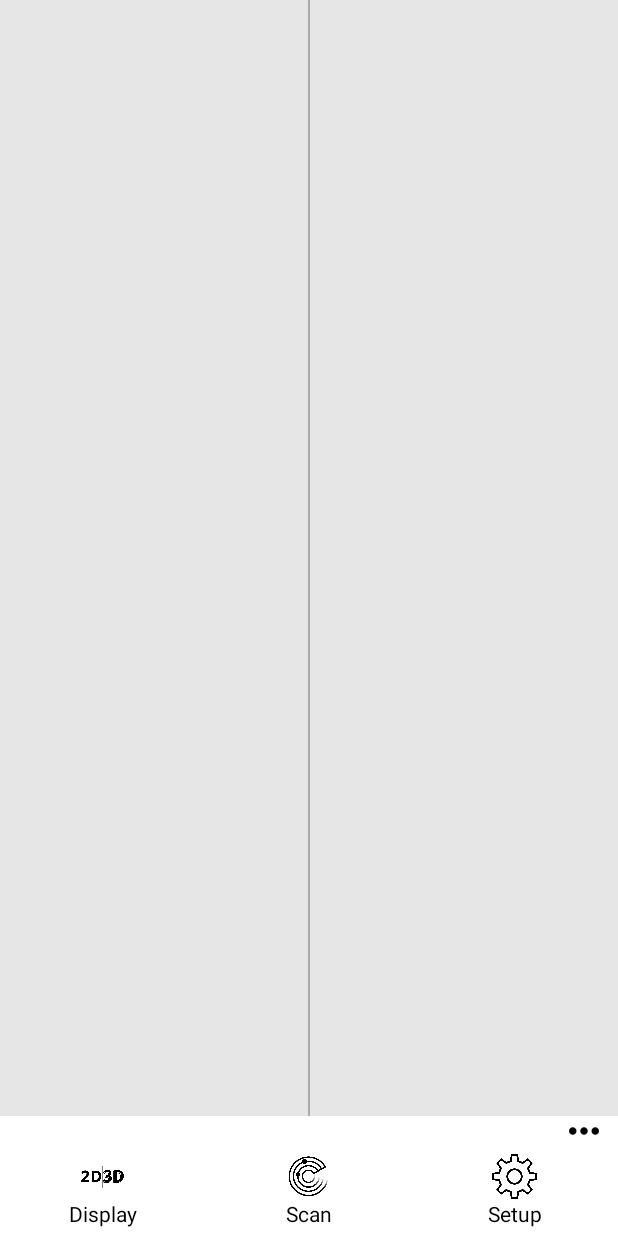
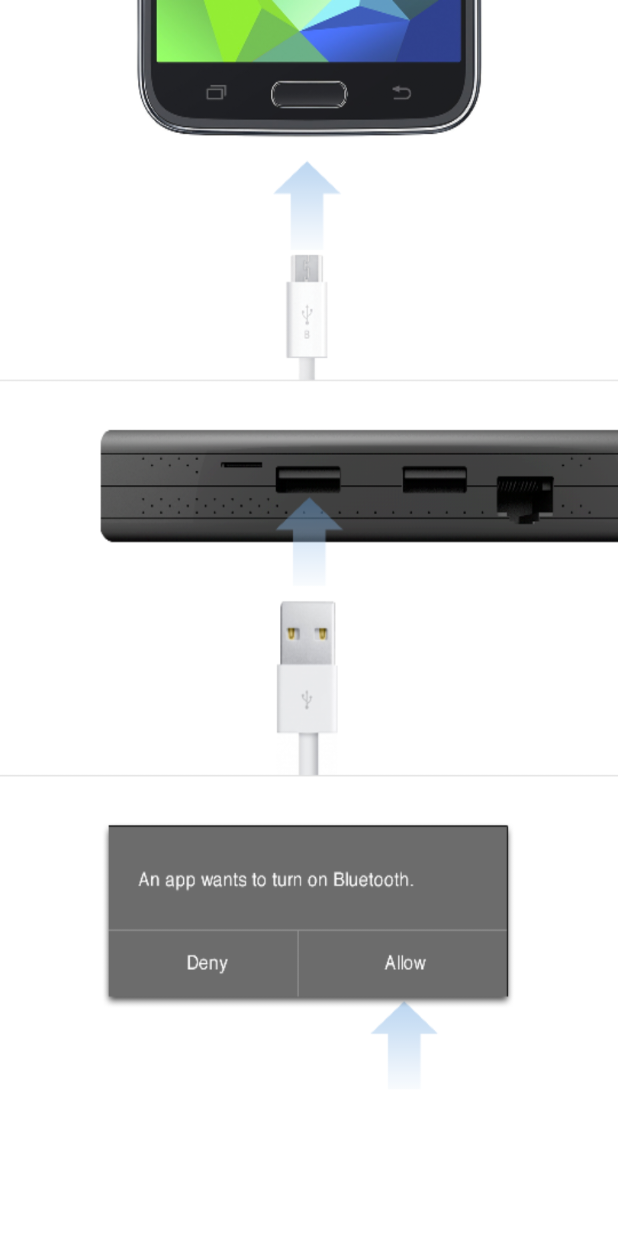
Before and after one commit to seespace/androidairmote, an Android app: the screen it shows after launch (MainActivity), on a phone screen of 412 x 824 dp. Run offline under Robolectric (Android 15) with nearby library versions, the phone set to English and light mode, and no system bars.

Commit message:
* fix bitmap image
Change-Id: Iae02f335b1514554cf6c1af1039c2f5a4cf5b988

```diff
--- a/src/main/java/tv/inair/airmote/Application.java
+++ b/src/main/java/tv/inair/airmote/Application.java
@@ -15,6 +15,8 @@ import tv.inair.airmote.connection.SocketClient;
  * <p>Copyright (c) 2014 SeeSpace.co. All rights reserved.</p>
  */
 public class Application extends android.app.Application {
+
+  public static final String FIRST_TIME_KEY = "#first_time";
 
   private static SocketClient mSocketClient;
   public static SocketClient getSocketClient() {
--- a/src/main/java/tv/inair/airmote/MainActivity.java
+++ b/src/main/java/tv/inair/airmote/MainActivity.java
@@ -32,6 +32,8 @@ import android.support.v4.app.FragmentTransaction;
 
 public class MainActivity extends FragmentActivity {
 
+  MainFragment fragment;
+
   @Override
   protected void onCreate(Bundle savedInstanceState) {
     super.onCreate(savedInstanceState);
@@ -39,9 +41,16 @@ public class MainActivity extends FragmentActivity {
 
     if (savedInstanceState == null) {
       FragmentTransaction transaction = getSupportFragmentManager().beginTransaction();
-      MainFragment fragment = new MainFragment();
+      fragment = new MainFragment();
       transaction.replace(R.id.fragment, fragment);
       transaction.commit();
     }
   }
+
+  @Override
+  public void onBackPressed() {
+    if (!fragment.onBackPressed()) {
+      super.onBackPressed();
+    }
+  }
 }
--- a/src/main/java/tv/inair/airmote/MainFragment.java
+++ b/src/main/java/tv/inair/airmote/MainFragment.java
@@ -15,15 +15,16 @@ import android.util.Log;
 import android.view.LayoutInflater;
 import android.view.View;
 import android.view.ViewGroup;
+import android.view.ViewTreeObserver;
+import android.widget.ImageView;
 import android.widget.Toast;
-
-import java.util.Arrays;
 
 import tv.inair.airmote.connection.BTAdapter;
 import tv.inair.airmote.connection.OnEventReceived;
 import tv.inair.airmote.connection.OnSocketStateChanged;
 import tv.inair.airmote.remote.GestureControl;
 import tv.inair.airmote.remote.Proto;
+import tv.inair.airmote.utils.BitmapHelper;
 
 /**
  * <p>
@@ -51,8 +52,9 @@ public class MainFragment extends Fragment implements OnEventReceived, OnSocketS
     Application.getSocketClient().addSocketStateChangedListener(this);
 
     if (Application.getSocketClient().isConnected()) {
-      Toast.makeText(getActivity(), "Connected " + Application.getSocketClient().getDisplayName(), Toast.LENGTH_SHORT)
-          .show();
+      Toast.makeText(getActivity(), "Connected " + Application.getSocketClient().getDisplayName(), Toast.LENGTH_SHORT).show();
+    } else {
+      Application.getSocketClient().reconnectToLastDevice();
     }
 
     setupListener();
@@ -68,8 +70,10 @@ public class MainFragment extends Fragment implements OnEventReceived, OnSocketS
   }
 
   private GestureControl mGestureControl;
+  private View mRootView;
   private View mControlView;
   private View mControlContainer;
+  private ImageView mGuideImage;
 
   @Override
   public void onViewCreated(View view,
@@ -77,9 +81,17 @@ public class MainFragment extends Fragment implements OnEventReceived, OnSocketS
       Bundle savedInstanceState) {
     super.onViewCreated(view, savedInstanceState);
 
-    mGestureControl = new GestureControl(getActivity(), view.findViewById(R.id.rootView));
+    mRootView = view.findViewById(R.id.rootView);
     mControlView = view.findViewById(R.id.controlView);
     mControlContainer = view.findViewById(R.id.controlContainer);
+    mGuideImage = ((ImageView) view.findViewById(R.id.imageView));
+
+    final ImageView moreBtn = ((ImageView) view.findViewById(R.id.moreBtn));
+    final ImageView scan = ((ImageView) view.findViewById(R.id.scan));
+    final ImageView mode2d3d = ((ImageView) view.findViewById(R.id.mode2d3d));
+    final ImageView settings = ((ImageView) view.findViewById(R.id.settings));
+
+    mGestureControl = new GestureControl(getActivity(), mRootView);
 
     view.findViewById(R.id.moreBtn).setOnClickListener(new View.OnClickListener() {
       @Override
@@ -111,39 +123,40 @@ public class MainFragment extends Fragment implements OnEventReceived, OnSocketS
         hideControlView();
       }
     });
+
+    ViewTreeObserver vto = mRootView.getViewTreeObserver();
+    vto.addOnGlobalLayoutListener(new ViewTreeObserver.OnGlobalLayoutListener() {
+      @Override
+      public void onGlobalLayout() {
+        ViewTreeObserver obs = mRootView.getViewTreeObserver();
+        obs.removeOnGlobalLayoutListener(this);
+
+        BitmapHelper.loadImageIntoView(getResources(), R.drawable.remote_guide, mGuideImage);
+        BitmapHelper.loadImageIntoView(getResources(), R.drawable.more, moreBtn);
+        BitmapHelper.loadImageIntoView(getResources(), R.drawable.mode2d3d, mode2d3d);
+        BitmapHelper.loadImageIntoView(getResources(), R.drawable.scan, scan);
+        BitmapHelper.loadImageIntoView(getResources(), R.drawable.settings, settings);
+
+        if (!Application.getSettingsPreferences().contains(Application.FIRST_TIME_KEY)) {
+          mGuideImage.setVisibility(View.VISIBLE);
+          mOnSettingUp = true;
+          Application.getSettingsPreferences().edit().putBoolean(Application.FIRST_TIME_KEY, false).apply();
+        } else {
+          mOnSettingUp = false;
+          mGuideImage.setVisibility(View.GONE);
+        }
+
+        hideControlView();
+      }
+    });
   }
-
-  //  private CountDownTimer mTimer = new CountDownTimer(200, 200) {
-  //    @Override
-  //    public void onTick(long millisUntilFinished) {
-  //
-  //    }
-  //
-  //    @Override
-  //    public void onFinish() {
-  //      final View decorView = getActivity().getWindow().getDecorView();
-  //      // Hide both the navigation bar and the status bar.
-  //      // SYSTEM_UI_FLAG_FULLSCREEN is only available on Android 4.1 and higher, but as
-  //      // a general rule, you should design your app to hide the status bar whenever you
-  //      // hide the navigation bar.
-  //      int uiOptions = View.SYSTEM_UI_FLAG_FULLSCREEN | View.SYSTEM_UI_FLAG_HIDE_NAVIGATION;
-  //      decorView.setSystemUiVisibility(uiOptions);
-  //      if (!needStop) {
-  //        mTimer.start();
-  //      }
-  //    }
-  //  };
-  //
-  //  private boolean needStop = false;
 
   @Override
   public void onStart() {
     super.onStart();
     // If BT is not on, request that it be enabled.
-    // setupChat() will then be called during onActivityResult
     if (!adapter.isEnabled()) {
-      Intent enableIntent = new Intent(BluetoothAdapter.ACTION_REQUEST_ENABLE);
-      startActivityForResult(enableIntent, REQUEST_ENABLE_BT);
+      requestEnableBT();
     } else {
       tryToReconnectLastDevice();
     }
@@ -155,24 +168,15 @@ public class MainFragment extends Fragment implements OnEventReceived, OnSocketS
   public void onResume() {
     super.onResume();
     hideControlView();
-    //    needStop = false;
-    //    mTimer.start();
   }
-
-  //  @Override
-  //  public void onPause() {
-  //    needStop = true;
-  //    mTimer.cancel();
-  //    super.onPause();
-  //  }
 
   @Override
   public void onDestroy() {
     if (adapter.isDiscovering()) {
       adapter.cancelDiscovery();
     }
+    getActivity().unregisterReceiver(mUSBReceiver);
     getActivity().unregisterReceiver(mBluetoothReceiver);
-    getActivity().unregisterReceiver(mUSBReceiver);
     super.onDestroy();
   }
 
@@ -189,10 +193,12 @@ public class MainFragment extends Fragment implements OnEventReceived, OnSocketS
         break;
 
       case REQUEST_ENABLE_BT:
+        isRequesting = false;
         // When the request to enable Bluetooth returns
-        if (resultCode == Activity.RESULT_OK && !Application.getSocketClient().isConnected()) {
-          // Bluetooth is now enabled, so set up a chat session
-          discoverInAiR();
+        if (resultCode == Activity.RESULT_OK) {
+          if (mOnSettingUp) {
+            quickScanAndConnect();
+          }
         } else {
           isDiscovering = false;
           // User did not enable Bluetooth or an error occurred
@@ -200,6 +206,15 @@ public class MainFragment extends Fragment implements OnEventReceived, OnSocketS
           Toast.makeText(getActivity(), "Bluetooth not enabled", Toast.LENGTH_SHORT).show();
         }
     }
+  }
+
+  public boolean onBackPressed() {
+    if (mGuideImage.getVisibility() == View.VISIBLE) {
+      mGuideImage.setVisibility(View.GONE);
+      mOnSettingUp = false;
+      return true;
+    }
+    return false;
   }
   //endregion
 
@@ -225,7 +240,8 @@ public class MainFragment extends Fragment implements OnEventReceived, OnSocketS
   }
 
   private void handleScanDevices() {
-    Toast.makeText(getActivity(), "Not implemented yet", Toast.LENGTH_SHORT).show();
+    mOnSettingUp = false;
+    discoverInAiR();
   }
 
   private void switchDisplayMode() {
@@ -233,38 +249,97 @@ public class MainFragment extends Fragment implements OnEventReceived, OnSocketS
   }
 
   private void settingDevice() {
-    Toast.makeText(getActivity(), "Not implemented yet", Toast.LENGTH_SHORT).show();
+    Application.getSocketClient().disconnect();
+    if (adapter.isDiscovering()) {
+      adapter.cancelDiscovery();
+    }
+    setState(STATE_NONE);
+    mOnSettingUp = true;
+    mIsPC = false;
+    mGuideImage.setVisibility(View.VISIBLE);
+
+    if (!adapter.isEnabled()) {
+      requestEnableBT();
+    }
   }
   //endregion
 
-  private void setupListener() {
-    IntentFilter filter = new IntentFilter();
-    filter.addAction(Intent.ACTION_BATTERY_CHANGED);
-    getActivity().registerReceiver(mUSBReceiver, filter);
+  static final int STATE_NONE = 0;
+  static final int STATE_SCANNING = 1;
+  static final int STATE_CONNECTING = 2;
+  static final int STATE_CONNECTED = 3;
+
+  private int mState;
+
+  private void setState(int state) {
+    mState = state;
   }
 
+  private boolean mOnSettingUp = false;
+
+  private void setupListener() {
+    setState(STATE_NONE);
+
+    IntentFilter filter = new IntentFilter();
+    filter.addAction(Intent.ACTION_POWER_CONNECTED);
+    filter.addAction(Intent.ACTION_POWER_DISCONNECTED);
+    filter.addAction(Intent.ACTION_BATTERY_CHANGED);
+
+    getActivity().registerReceiver(mUSBReceiver, filter);
+
+    // Register for broadcasts when a device is discovered
+    filter = new IntentFilter();
+    filter.addAction(BluetoothDevice.ACTION_FOUND);
+    filter.addAction(BluetoothAdapter.ACTION_DISCOVERY_FINISHED);
+    getActivity().registerReceiver(mBluetoothReceiver, filter);
+  }
+
+  private boolean mUSBConnected = false;
+  private boolean mIsPC = false;
   private final BroadcastReceiver mUSBReceiver = new BroadcastReceiver() {
     @Override
     public void onReceive(Context context, Intent intent) {
       String action = intent.getAction();
       switch (action) {
-        case Intent.ACTION_BATTERY_CHANGED:
-          boolean isPC = intent.getIntExtra(BatteryManager.EXTRA_PLUGGED, -1) == BatteryManager.BATTERY_PLUGGED_USB;
-          if (isPC && !Application.getSocketClient().isConnected()) {
-            Toast.makeText(getActivity(), "Battery changed " + isPC, Toast.LENGTH_SHORT).show();
-            quickScanAndConnect();
+        case Intent.ACTION_POWER_CONNECTED: {
+          mUSBConnected = true;
+          Toast.makeText(getActivity(), "USB Connected", Toast.LENGTH_SHORT).show();
+          quickScanAndConnect();
+          break;
+        }
+
+        case Intent.ACTION_POWER_DISCONNECTED:
+          mUSBConnected = false;
+          adapter.cancelDiscovery();
+          if (mOnSettingUp) {
+            Toast.makeText(getActivity(), "Please connect this phone to inAiR device", Toast.LENGTH_LONG).show();
           }
           break;
+
+        case Intent.ACTION_BATTERY_CHANGED: {
+          mIsPC = intent.getIntExtra(BatteryManager.EXTRA_PLUGGED, -1) == BatteryManager.BATTERY_PLUGGED_USB;
+          quickScanAndConnect();
+          break;
+        }
       }
     }
   };
 
+  private boolean isRequesting = false;
+  private void requestEnableBT() {
+    if (isRequesting) {
+      return;
+    }
+    Intent i = new Intent(BluetoothAdapter.ACTION_REQUEST_ENABLE);
+    startActivityForResult(i, REQUEST_ENABLE_BT);
+  }
+
   private void quickScanAndConnect() {
-    // Register for broadcasts when a device is discovered
-    IntentFilter filter = new IntentFilter();
-    filter.addAction(BluetoothDevice.ACTION_FOUND);
-    filter.addAction(BluetoothAdapter.ACTION_DISCOVERY_FINISHED);
-    getActivity().registerReceiver(mBluetoothReceiver, filter);
+    if (!mIsPC || !mUSBConnected || !adapter.isEnabled()) {
+      return;
+    }
+
+    setState(STATE_SCANNING);
     adapter.startDiscovery();
   }
 
@@ -275,6 +350,9 @@ public class MainFragment extends Fragment implements OnEventReceived, OnSocketS
   private final BroadcastReceiver mBluetoothReceiver = new BroadcastReceiver() {
     @Override
     public void onReceive(Context context, Intent intent) {
+      if (!mOnSettingUp) {
+        return;
+      }
       String action = intent.getAction();
 
       // When discovery finds a device
@@ -285,20 +363,20 @@ public class MainFragment extends Fragment implements OnEventReceived, OnSocketS
           if (device.getName() == null) {
             return;
           }
-          System.out.println(device.getName() + " " + Arrays.toString(device.getUuids()));
-          Toast.makeText(getActivity(), "Found " + device.getName(), Toast.LENGTH_SHORT).show();
           boolean hasInAiR = BTAdapter.getInstance().checkIfInAiR(device.getUuids());
           boolean potentialInAiR = "inAiR".equals(device.getName());
-          if ((hasInAiR || potentialInAiR)) {
+          if (hasInAiR || potentialInAiR) {
             adapter.cancelDiscovery();
-            Toast.makeText(getActivity(), "Connecting " + device.getName() + " " + device.getAddress(), Toast.LENGTH_SHORT)
-                .show();
+//            Toast.makeText(getActivity(), "Connecting " + device.getAddress(), Toast.LENGTH_SHORT).show();
+            setState(STATE_CONNECTING);
             Application.getSocketClient().connectTo(device.getAddress());
           }
           break;
         }
         case BluetoothAdapter.ACTION_DISCOVERY_FINISHED:
-          System.out.println("FINISH");
+          if (mState < STATE_CONNECTING) {
+            Toast.makeText(getActivity(), "Have no inAiR around ", Toast.LENGTH_SHORT).show();
+          }
           break;
       }
     }
@@ -315,11 +393,13 @@ public class MainFragment extends Fragment implements OnEventReceived, OnSocketS
 
   private void discoverInAiR() {
     if (!adapter.isDiscovering() && !isDiscovering) {
-      //      isDiscovering = true;
-      //      System.out.println("MainActivity.discoverInAiR");
-      //      Intent i = new Intent(getActivity(), DeviceListActivity.class);
-      //      i.putExtra(DeviceListActivity.EXTRA_QUICK_CONNECT, true);
-      //      startActivityForResult(i, REQUEST_CONNECT_DEVICE_SECURE);
+      isDiscovering = true;
+      if (mOnSettingUp) {
+        adapter.startDiscovery();
+      } else {
+        Intent i = new Intent(getActivity(), DeviceListActivity.class);
+        startActivityForResult(i, REQUEST_CONNECT_DEVICE_SECURE);
+      }
     }
   }
   //endregion
@@ -350,17 +430,21 @@ public class MainFragment extends Fragment implements OnEventReceived, OnSocketS
   public void onStateChanged(boolean connect, String message) {
     System.out.println("MainFragment.onStateChanged " + connect + " " + message);
     if (!connect) {
-      if (!adapter.isEnabled()) {
-        Intent enableIntent = new Intent(BluetoothAdapter.ACTION_REQUEST_ENABLE);
-        startActivityForResult(enableIntent, REQUEST_ENABLE_BT);
-      } else if (!isDiscovering) {
-        tryToReconnectLastDevice();
+      if (mOnSettingUp) {
+        mOnSettingUp = false;
+        Toast.makeText(getActivity(), "Please try again" + message, Toast.LENGTH_SHORT).show();
       }
     } else {
-      Toast.makeText(getActivity(), "Connected " + message, Toast.LENGTH_SHORT).show();
-
-//      Intent i = new Intent(getActivity(), WifiListActivity.class);
-//      startActivity(i);
+      if (getActivity() != null) {
+        Toast.makeText(getActivity(), "Connected " + message, Toast.LENGTH_SHORT).show();
+        mGuideImage.setVisibility(View.GONE);
+        setState(STATE_CONNECTED);
+        if (mOnSettingUp) {
+          mOnSettingUp = false;
+          Intent i = new Intent(getActivity(), WifiListActivity.class);
+          startActivity(i);
+        }
+      }
     }
   }
 
--- a/src/main/java/tv/inair/airmote/connection/SocketClient.java
+++ b/src/main/java/tv/inair/airmote/connection/SocketClient.java
@@ -92,13 +92,13 @@ public class SocketClient {
   }
 
   public boolean reconnectToLastDevice() {
-//    if (!Application.getSettingsPreferences().contains(HOST_NAME_KEY)) {
-//      return false;
-//    }
-//    String lastHost = Application.getSettingsPreferences().getString(HOST_NAME_KEY, "");
-//    mDisplayName = Application.getSettingsPreferences().getString(DISPLAY_NAME_KEY, "");
-//    return connectTo(lastHost);
-    return false;
+    if (!Application.getSettingsPreferences().contains(HOST_NAME_KEY)) {
+      return false;
+    }
+    String lastHost = Application.getSettingsPreferences().getString(HOST_NAME_KEY, "");
+    mDisplayName = Application.getSettingsPreferences().getString(DISPLAY_NAME_KEY, "");
+    return connectTo(lastHost);
+//    return false;
   }
 
   public void reconnectToLastHost() {
--- /dev/null
+++ b/src/main/java/tv/inair/airmote/utils/BitmapHelper.java
@@ -0,0 +1,60 @@
+package tv.inair.airmote.utils;
+
+import android.content.res.Resources;
+import android.graphics.Bitmap;
+import android.graphics.BitmapFactory;
+import android.widget.ImageView;
+
+/**
+ * <p>
+ * Note this class is currently under early design and development.
+ * The API will likely change in later updates of the compatibility library,
+ * requiring changes to the source code of apps when they are compiled against the newer version.
+ * </p>
+ * <p/>
+ * <p>Copyright (c) 2015 SeeSpace.co. All rights reserved.</p>
+ */
+public class BitmapHelper {
+  public static int calculateInSampleSize(BitmapFactory.Options options, int reqWidth, int reqHeight) {
+    // Raw height and width of image
+    final int height = options.outHeight;
+    final int width = options.outWidth;
+    System.out.println("BitmapHelper.calculateInSampleSize " + width + " " + height + " " + reqWidth + " " + reqHeight);
+    int inSampleSize = 2;
+
+    if (height > reqHeight || width > reqWidth) {
+
+      final int halfHeight = height / 2;
+      final int halfWidth = width / 2;
+
+      // Calculate the largest inSampleSize value that is a power of 2 and keeps both
+      // height and width larger than the requested height and width.
+      while ((halfHeight / inSampleSize) > reqHeight
+             && (halfWidth / inSampleSize) > reqWidth) {
+        inSampleSize *= 2;
+      }
+    }
+
+    return inSampleSize;
+  }
+
+  public static Bitmap decodeSampledBitmapFromResource(Resources res, int resId, int reqWidth, int reqHeight) {
+
+    // First decode with inJustDecodeBounds=true to check dimensions
+    final BitmapFactory.Options options = new BitmapFactory.Options();
+    options.inJustDecodeBounds = true;
+    BitmapFactory.decodeResource(res, resId, options);
+
+    // Calculate inSampleSize
+    options.inSampleSize = calculateInSampleSize(options, reqWidth, reqHeight);
+
+    // Decode bitmap with inSampleSize set
+    options.inJustDecodeBounds = false;
+//    return Bitmap.createScaledBitmap(BitmapFactory.decodeResource(res, resId, options), reqWidth, reqHeight, true);
+    return BitmapFactory.decodeResource(res, resId, options);
+  }
+
+  public static void loadImageIntoView(Resources res, int resId, ImageView view) {
+    view.setImageBitmap(BitmapHelper.decodeSampledBitmapFromResource(res, resId, view.getWidth(), view.getHeight()));
+  }
+}
--- a/src/main/res/layout/fragment_main.xml
+++ b/src/main/res/layout/fragment_main.xml
@@ -27,8 +27,9 @@
         android:layout_height="20dp"
         android:layout_gravity="right"
         android:onClick="onMoreBtnClicked"
-        android:src="@drawable/more"
-        android:background="@drawable/btn_state" android:padding="0dp" android:id="@+id/moreBtn"/>
+        android:background="@drawable/btn_state"
+        android:padding="0dp"
+        android:id="@+id/moreBtn"/>
     <LinearLayout
         android:layout_width="fill_parent"
         android:layout_height="wrap_content"
@@ -43,13 +44,15 @@
         <ImageView
             android:layout_width="30dp"
             android:layout_height="30dp"
-            android:layout_gravity="center_horizontal" android:src="@drawable/mode2d3d"/>
-        <TextView
-            android:layout_width="wrap_content"
-            android:layout_height="wrap_content"
             android:layout_gravity="center_horizontal"
-            android:text="Display"
-            android:textAppearance="?android:attr/textAppearanceSmall" android:textColor="@android:color/black"/>
+            android:id="@+id/mode2d3d"
+            />
+        <!--<TextView-->
+            <!--android:layout_width="wrap_content"-->
+            <!--android:layout_height="wrap_content"-->
+            <!--android:layout_gravity="center_horizontal"-->
+            <!--android:text="Display"-->
+            <!--android:textAppearance="?android:attr/textAppearanceSmall" android:textColor="@android:color/black"/>-->
 
       </LinearLayout>
 
@@ -62,13 +65,15 @@
         <ImageView
             android:layout_width="30dp"
             android:layout_height="30dp"
-            android:layout_gravity="center_horizontal" android:src="@drawable/scan"/>
-        <TextView
-            android:layout_width="wrap_content"
-            android:layout_height="wrap_content"
             android:layout_gravity="center_horizontal"
-            android:text="Scan"
-            android:textAppearance="?android:attr/textAppearanceSmall" android:textColor="@android:color/black"/>
+            android:id="@+id/scan"
+            />
+        <!--<TextView-->
+            <!--android:layout_width="wrap_content"-->
+            <!--android:layout_height="wrap_content"-->
+            <!--android:layout_gravity="center_horizontal"-->
+            <!--android:text="Scan"-->
+            <!--android:textAppearance="?android:attr/textAppearanceSmall" android:textColor="@android:color/black"/>-->
 
       </LinearLayout>
 
@@ -81,17 +86,26 @@
         <ImageView
             android:layout_width="30dp"
             android:layout_height="30dp"
-            android:layout_gravity="center_horizontal" android:src="@drawable/settings"/>
-        <TextView
-            android:layout_width="wrap_content"
-            android:layout_height="wrap_content"
             android:layout_gravity="center_horizontal"
-            android:text="Setup"
-            android:textAppearance="?android:attr/textAppearanceSmall" android:textColor="@android:color/black"/>
+            android:id="@+id/settings"/>
+        <!--<TextView-->
+            <!--android:layout_width="wrap_content"-->
+            <!--android:layout_height="wrap_content"-->
+            <!--android:layout_gravity="center_horizontal"-->
+            <!--android:text="Setup"-->
+            <!--android:textAppearance="?android:attr/textAppearanceSmall" android:textColor="@android:color/black"/>-->
 
       </LinearLayout>
 
     </LinearLayout>
   </LinearLayout>
 
+  <ImageView
+      android:layout_width="match_parent"
+      android:layout_height="match_parent"
+      android:id="@+id/imageView"
+      android:visibility="invisible"
+      android:scaleType="fitXY"
+      android:clickable="true"/>
+
 </RelativeLayout>
```
Also changed, not shown: src/main/res/drawable/remote_guide.png (added).
